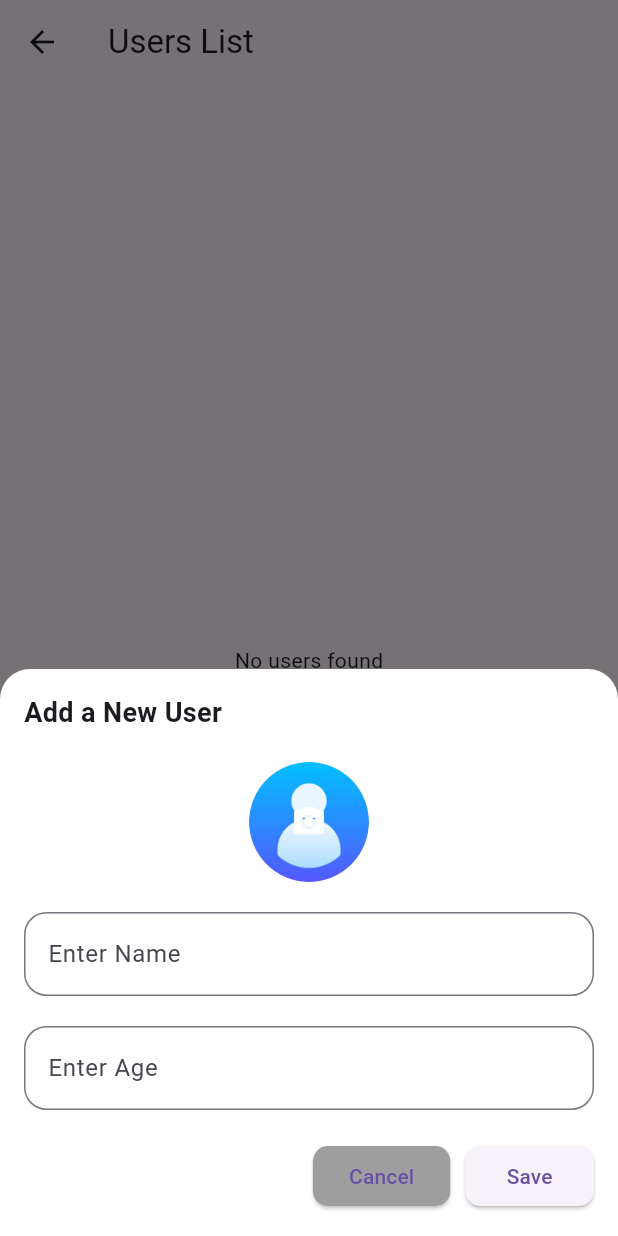
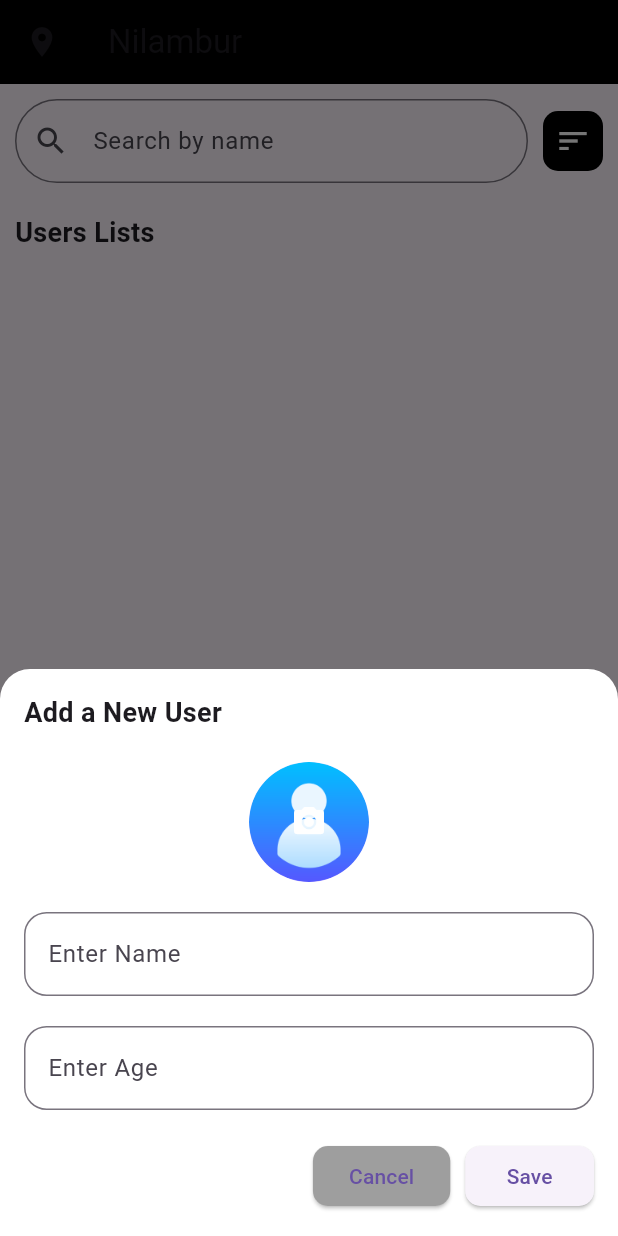
Before and after one commit to Salman4511/User_Manager, a Flutter app: the HomeScreen screen opened by its route, after a tap on the "add" icon, on a phone screen of 412 x 824 dp. Run offline on Flutter 3.47's test engine with Material 3 defaults, Android fonts, the phone set to English and light mode, and no system bars; our stand-ins replace cloud_firestore, firebase_auth, firebase_core, image_picker, intl_phone_number_input, pinput; accounts and stored records are empty.

Commit message:
Project Completed

```diff
--- a/lib/main.dart
+++ b/lib/main.dart
@@ -41,12 +41,12 @@ class MyApp extends StatelessWidget {
         theme: ThemeData(
           primarySwatch: Colors.blue,
         ),
-        initialRoute: '/home',
+        initialRoute: '/',
         routes: {
           '/': (context) =>  LoginScreen(),
           '/home': (context) =>  const HomeScreen(),
           '/otp-screen': (context) => OtpScreen(verificationId: ''),
-          '/add-user':(context) => AddUserScreen()
+          '/add-user':(context) => const AddUserScreen()
         },
       ),
     );
--- a/lib/services/auth_repository.dart
+++ b/lib/services/auth_repository.dart
@@ -65,7 +65,7 @@ class AuthRepository {
     await _auth.signOut().then((value) {
       Navigator.pushAndRemoveUntil(
         context,
-        MaterialPageRoute(builder: (context) =>  LoginScreen()),
+        MaterialPageRoute(builder: (context) => LoginScreen()),
         (route) => false,
       );
     });
--- a/lib/services/user_service.dart
+++ b/lib/services/user_service.dart
@@ -4,17 +4,15 @@ import 'package:user_manager/models/user_model.dart';
 class UserService {
   final FirebaseFirestore _firestore = FirebaseFirestore.instance;
 
-
   Future<List<UserModel>> getUsers() async {
     QuerySnapshot snapshot = await _firestore.collection('users').get();
 
-    print(
-        "Documents fetched: ${snapshot.docs.length}"); // Log the number of documents fetched
+    print("Documents fetched: ${snapshot.docs.length}");
 
     return snapshot.docs.map((doc) {
       final data = doc.data() as Map<String, dynamic>?;
 
-      print("Document data: $data"); // Log the document data
+      print("Document data: $data");
 
       if (data != null) {
         return UserModel.fromJson(data);
--- a/lib/utils/constants.dart
+++ b/lib/utils/constants.dart
@@ -20,6 +20,20 @@ class Constants {
   //Colors
 
   static const kwhite = Colors.white;
+  static const kblack = Colors.black;
+  static const kblue = Colors.blue;
+  static const kgrey = Colors.grey;
+  static const kred = Colors.red;
+
+ //TextStyles
+
+  static const TextStyle ktextStyle1 = TextStyle(fontSize: 18, fontWeight: FontWeight.bold);
+  static const TextStyle ktextStyle2 = TextStyle(color: Constants.kgrey, fontWeight: FontWeight.bold);
+  static const TextStyle ktextStyle3 = TextStyle(color: Constants.kgrey,fontWeight: FontWeight.bold,fontSize: 16);
+
+//ButtonStyles
+
+  static  ButtonStyle kbuttonStyle1 =  ButtonStyle(backgroundColor: MaterialStateProperty.all(Constants.kblack),shape: MaterialStateProperty.all(RoundedRectangleBorder(borderRadius: BorderRadius.circular(25),),),);
 
 
 }
--- /dev/null
+++ b/lib/utils/debouncer.dart
@@ -0,0 +1,14 @@
+
+import 'dart:async';
+
+class Debouncer {
+  final Duration delay;
+  Timer? _timer;
+
+  Debouncer({required this.delay});
+
+  void run(void Function() action) {
+    _timer?.cancel();
+    _timer = Timer(delay, action);
+  }
+}
--- a/lib/views/home/add_user_screen.dart
+++ b/lib/views/home/add_user_screen.dart
@@ -5,7 +5,6 @@ import 'package:user_manager/models/user_model.dart';
 import 'package:user_manager/utils/constants.dart';
 
 class AddUserScreen extends StatelessWidget {
-
   const AddUserScreen({super.key});
 
   @override
@@ -18,7 +17,7 @@ class AddUserScreen extends StatelessWidget {
       child: Container(
         padding: const EdgeInsets.all(16.0),
         decoration: const BoxDecoration(
-          color: Colors.white,
+          color: Constants.kwhite,
           borderRadius: BorderRadius.vertical(top: Radius.circular(20.0)),
         ),
         child: Column(
@@ -27,7 +26,7 @@ class AddUserScreen extends StatelessWidget {
           children: [
             const Text(
               "Add a New User",
-              style: TextStyle(fontSize: 18, fontWeight: FontWeight.bold),
+              style: Constants.ktextStyle1,
             ),
             Constants.kheight20,
             Consumer<UserController>(
@@ -45,7 +44,8 @@ class AddUserScreen extends StatelessWidget {
                           : const AssetImage('assets/images/image.png')
                               as ImageProvider,
                       child: image == null
-                          ? const Icon(Icons.camera_alt, color: Colors.white)
+                          ? const Icon(Icons.camera_alt,
+                              color: Constants.kwhite)
                           : null,
                     ),
                   ),
@@ -76,11 +76,9 @@ class AddUserScreen extends StatelessWidget {
               mainAxisAlignment: MainAxisAlignment.end,
               children: [
                 ElevatedButton(
-                  onPressed: () {
-
-                  },
+                  onPressed: () {},
                   style: ButtonStyle(
-                    backgroundColor: MaterialStateProperty.all(Colors.grey),
+                    backgroundColor: MaterialStateProperty.all(Constants.kgrey),
                     shape: MaterialStateProperty.all(
                       RoundedRectangleBorder(
                         borderRadius: BorderRadius.circular(10),
--- a/lib/views/home/home_screen.dart
+++ b/lib/views/home/home_screen.dart
@@ -1,7 +1,9 @@
 import 'package:flutter/material.dart';
 import 'package:provider/provider.dart';
 import 'package:user_manager/controllers/user_controller.dart';
+import 'package:user_manager/utils/constants.dart';
 import 'package:user_manager/views/home/add_user_screen.dart';
+import 'package:user_manager/views/widgets/top_bar_widget.dart';
 import 'package:user_manager/views/widgets/user_list_item.dart';
 
 class HomeScreen extends StatelessWidget {
@@ -14,19 +16,38 @@ class HomeScreen extends StatelessWidget {
 
     return Scaffold(
       appBar: AppBar(
-        title: const Text('Users List'),
+        title: const Text('Nilambur'),
+        leading: const Icon(Icons.location_on),
+        backgroundColor: Constants.kblack,
       ),
-      body: Consumer<UserController>(
+      body: Padding(
+        padding: const EdgeInsets.all(10),
+        child: Column(
+          crossAxisAlignment: CrossAxisAlignment.start,
+          children: [
+            TopBarWidget(),
+            Constants.kheight20,
+            const Text(
+              'Users Lists',
+              style: Constants.ktextStyle1,
+            ),
+            Expanded(
+              child: Consumer<UserController>(
                 builder: (context, controller, child) {
                   return controller.userList.isEmpty
                       ? const Center(child: Text('No users found'))
                       : ListView.builder(
                           itemCount: controller.userList.length,
                           itemBuilder: (context, index) {
-                    return UserListItem(user: controller.userList[index]);
+                            return UserListItem(
+                                user: controller.userList[index]);
                           },
                         );
                 },
+              ),
+            ),
+          ],
+        ),
       ),
       floatingActionButton: FloatingActionButton(
         onPressed: () {
@@ -34,9 +55,10 @@ class HomeScreen extends StatelessWidget {
               context: context,
               isScrollControlled: true,
               builder: (BuildContext context) {
-                return AddUserScreen();
+                return const AddUserScreen();
               });
         },
+        backgroundColor: Constants.kblack,
         child: const Icon(Icons.add),
       ),
     );
--- /dev/null
+++ b/lib/views/widgets/top_bar_widget.dart
@@ -0,0 +1,109 @@
+import 'package:flutter/material.dart';
+import 'package:provider/provider.dart';
+import 'package:user_manager/controllers/user_controller.dart';
+import 'package:user_manager/utils/constants.dart';
+import 'package:user_manager/utils/debouncer.dart';
+
+class TopBarWidget extends StatelessWidget {
+  TopBarWidget({super.key});
+
+  final TextEditingController _searchController = TextEditingController();
+
+  final Debouncer _debouncer =
+      Debouncer(delay: const Duration(milliseconds: 500));
+
+  @override
+  Widget build(BuildContext context) {
+    final userController = Provider.of<UserController>(context, listen: false);
+
+    return Row(
+      children: [
+        Expanded(
+          child: TextField(
+            controller: _searchController,
+            decoration: InputDecoration(
+              labelText: 'Search by name',
+              border: OutlineInputBorder(
+                borderRadius: BorderRadius.circular(30),
+              ),
+              prefixIcon: const Icon(Icons.search),
+            ),
+            onChanged: (value) {
+              _debouncer.run(() {
+                userController.filterUsers(value);
+              });
+            },
+          ),
+        ),
+        const SizedBox(width: 10),
+        Container(
+          width: 40,
+          height: 40,
+          decoration: BoxDecoration(
+            color: Colors.black,
+            borderRadius: BorderRadius.circular(10),
+          ),
+          child: IconButton(
+            icon: const Icon(Icons.sort, color: Constants.kwhite),
+            onPressed: () {
+              _showSortOptions(context, userController);
+            },
+            padding: EdgeInsets.zero,
+          ),
+        ),
+      ],
+    );
+  }
+
+  void _showSortOptions(BuildContext context, UserController userController) {
+    showModalBottomSheet(
+      context: context,
+      builder: (context) {
+        return Padding(
+          padding: const EdgeInsets.all(10.0),
+          child: Column(
+            crossAxisAlignment: CrossAxisAlignment.start,
+            mainAxisSize: MainAxisSize.min,
+            children: [
+              const Text('Sort', style: TextStyle(fontWeight: FontWeight.bold)),
+              const SizedBox(height: 10),
+              ListTile(
+                leading: Radio(
+                  value: 'All',
+                  groupValue: 'sort',
+                  onChanged: (value) {
+                    Navigator.pop(context);
+                    userController.fetchUsers();
+                  },
+                ),
+                title: const Text('All'),
+              ),
+              ListTile(
+                leading: Radio(
+                  value: 'Elder',
+                  groupValue: 'sort',
+                  onChanged: (value) {
+                    Navigator.pop(context);
+                    userController.sortUsersByAgeOlder();
+                  },
+                ),
+                title: const Text('Age: Elder'),
+              ),
+              ListTile(
+                leading: Radio(
+                  value: 'Younger',
+                  groupValue: 'sort',
+                  onChanged: (value) {
+                    Navigator.pop(context);
+                    userController.sortUsersByAgeYounger();
+                  },
+                ),
+                title: const Text('Age: Younger'),
+              ),
+            ],
+          ),
+        );
+      },
+    );
+  }
+}
```
Also changed, not shown: lib/controllers/user_controller.dart (+19 -2 lines), lib/views/auth/login_screen.dart (+6 -15 lines), lib/views/auth/otp_screen.dart (+6 -16 lines), lib/views/widgets/search_bar.dart (deleted, +0 -25 lines), lib/views/widgets/user_list_item.dart (+28 -5 lines). Lines whose indentation alone changed are shown as unchanged.
